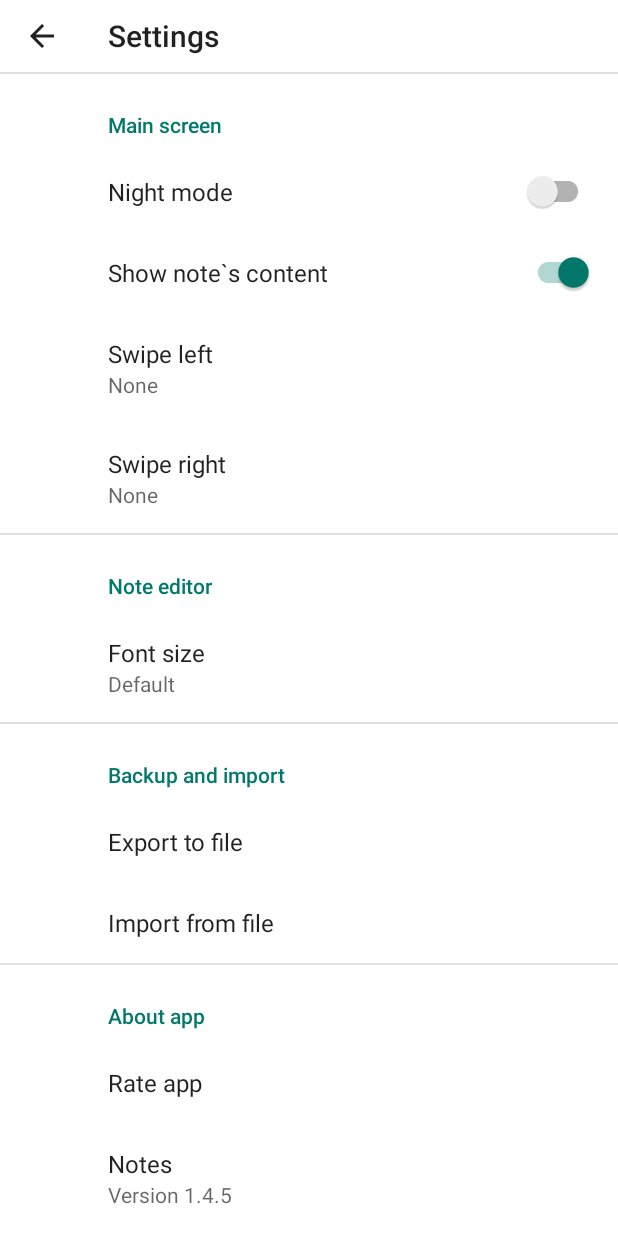
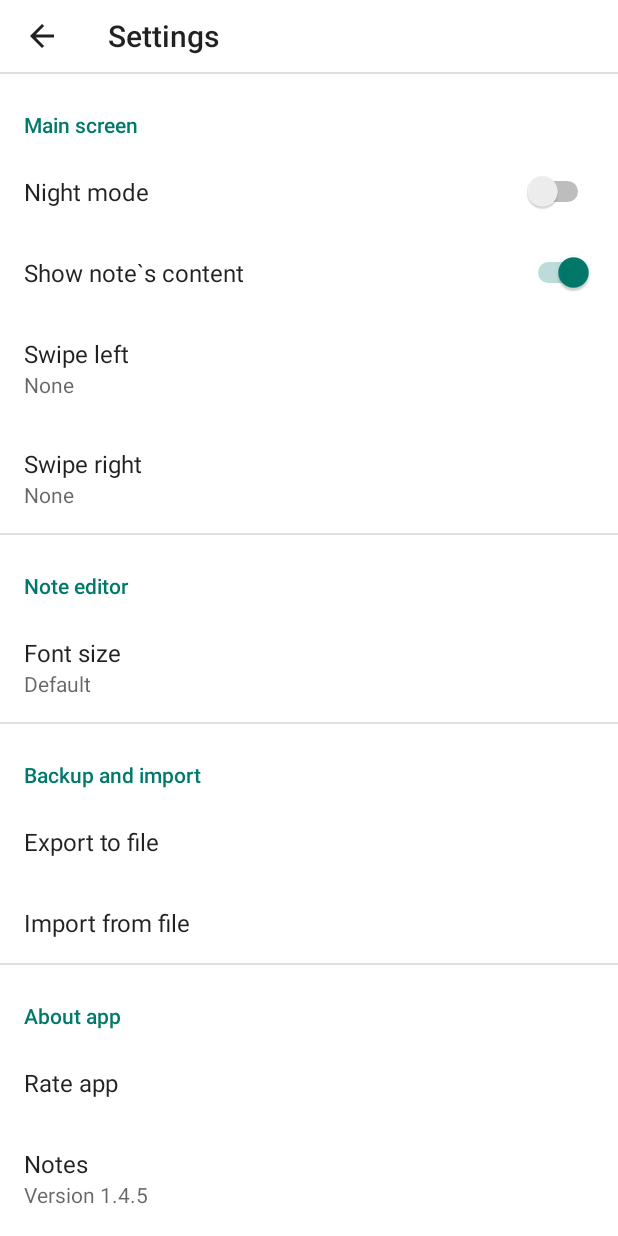
Before and after one commit to AxelStein/NoteApp, an Android app: the SettingsFragment screen opened directly, with no data from a screen before it, on a phone screen of 412 x 824 dp. Run offline under Robolectric (Android 15) with nearby library versions, the phone set to English and light mode, and no system bars; our stand-ins replace Dagger/Hilt's generated code, EventBus, Room's generated code, RxJava, androidx.preference; 8 statements that could not run were skipped.

Commit message:
Fix settings

```diff
--- a/app/src/main/java/com/axel_stein/noteapp/settings/SettingsFragment.java
+++ b/app/src/main/java/com/axel_stein/noteapp/settings/SettingsFragment.java
@@ -4,16 +4,14 @@ import android.annotation.SuppressLint;
 import android.content.ContentResolver;
 import android.content.Intent;
 import android.content.SharedPreferences;
-import android.content.pm.PackageManager;
-import android.content.pm.ResolveInfo;
 import android.net.Uri;
-import android.os.Build;
 import android.os.Bundle;
 import android.util.Log;
 import android.view.LayoutInflater;
 import android.view.View;
 import android.view.ViewGroup;
 
+import androidx.annotation.NonNull;
 import androidx.core.content.FileProvider;
 import androidx.preference.Preference;
 import androidx.preference.PreferenceFragmentCompat;
@@ -25,7 +23,6 @@ import com.axel_stein.noteapp.utils.FileUtil;
 import com.google.android.material.snackbar.Snackbar;
 
 import java.io.File;
-import java.util.List;
 
 import static android.content.Intent.FLAG_GRANT_READ_URI_PERMISSION;
 import static android.content.Intent.FLAG_GRANT_WRITE_URI_PERMISSION;
@@ -72,7 +69,7 @@ public class SettingsFragment extends PreferenceFragmentCompat implements Shared
     }
 
     @Override
-    public View onCreateView(LayoutInflater inflater, ViewGroup container, Bundle savedInstanceState) {
+    public View onCreateView(@NonNull LayoutInflater inflater, ViewGroup container, Bundle savedInstanceState) {
         mPresenter.onCreateView(this);
         return super.onCreateView(inflater, container, savedInstanceState);
     }
@@ -97,14 +94,6 @@ public class SettingsFragment extends PreferenceFragmentCompat implements Shared
         // Workaround for Android bug.
         // grantUriPermission also needed for KITKAT,
         // see https://code.google.com/p/android/issues/detail?id=76683
-        if (Build.VERSION.SDK_INT <= Build.VERSION_CODES.KITKAT) {
-            List<ResolveInfo> resInfoList = getContext().getPackageManager()
-                    .queryIntentActivities(intent, PackageManager.MATCH_DEFAULT_ONLY);
-            for (ResolveInfo resolveInfo : resInfoList) {
-                String packageName = resolveInfo.activityInfo.packageName;
-                getContext().grantUriPermission(packageName, fileUri, FLAG_GRANT_READ_URI_PERMISSION);
-            }
-        }
         if (intent.resolveActivity(getContext().getPackageManager()) != null) {
             startActivity(intent);
         } else {
@@ -160,7 +149,9 @@ public class SettingsFragment extends PreferenceFragmentCompat implements Shared
     @Override
     public void setAppVersion(String version) {
         Preference pref = findPreference("app_version");
-        pref.setSummary(version);
+        if (pref != null) {
+            pref.setSummary(version);
+        }
     }
 
     @Override
--- a/app/src/main/res/values/styles.xml
+++ b/app/src/main/res/values/styles.xml
@@ -85,6 +85,7 @@
         <item name="android:dropDownHorizontalOffset">-4dp</item>
     </style>
 
+    <!--
     <style name="PreferenceCategory">
         <item name="android:layout">@layout/layout_preference_category</item>
         <item name="android:shouldDisableView">false</item>
@@ -107,6 +108,7 @@
         <item name="dropdownPreferenceStyle">@style/Preference.DropDown.Material</item>
         <item name="preferenceFragmentListStyle">@style/PreferenceFragmentList.Material</item>
     </style>
+    -->
 
     <!--
     <style name="AppTheme.AppBarOverlay" parent="ThemeOverlay.AppCompat.Dark.ActionBar"/>
--- a/app/src/main/res/xml/settings.xml
+++ b/app/src/main/res/xml/settings.xml
@@ -1,20 +1,28 @@
 <?xml version="1.0" encoding="utf-8"?>
-<androidx.preference.PreferenceScreen
-    xmlns:android="http://schemas.android.com/apk/res/android">
+<PreferenceScreen
+    xmlns:android="http://schemas.android.com/apk/res/android"
+    xmlns:app="http://schemas.android.com/apk/res-auto"
+    app:iconSpaceReserved="false">
 
-    <androidx.preference.PreferenceCategory
+    <PreferenceCategory
+        app:iconSpaceReserved="false"
+        app:allowDividerBelow="false"
+        app:allowDividerAbove="false"
         android:title="@string/pref_category_appearance">
 
-        <androidx.preference.SwitchPreferenceCompat
+        <SwitchPreference
+            app:iconSpaceReserved="false"
             android:key="PREF_NIGHT_MODE"
             android:title="@string/pref_night_mode"/>
 
-        <androidx.preference.SwitchPreferenceCompat
+        <SwitchPreference
+            app:iconSpaceReserved="false"
             android:defaultValue="true"
             android:key="PREF_SHOW_NOTES_CONTENT"
             android:title="@string/pref_show_notes_content"/>
 
-        <androidx.preference.ListPreference
+        <ListPreference
+            app:iconSpaceReserved="false"
             android:key="PREF_SWIPE_LEFT_ACTION"
             android:entries="@array/swipe_action_entries"
             android:defaultValue="swipe_action_none"
@@ -22,7 +30,8 @@
             android:entryValues="@array/swipe_values"
             android:title="@string/pref_swipe_left"/>
 
-        <androidx.preference.ListPreference
+        <ListPreference
+            app:iconSpaceReserved="false"
             android:key="PREF_SWIPE_RIGHT_ACTION"
             android:entries="@array/swipe_action_entries"
             android:defaultValue="swipe_action_none"
@@ -30,12 +39,16 @@
             android:entryValues="@array/swipe_values"
             android:title="@string/pref_swipe_right"/>
 
-    </androidx.preference.PreferenceCategory>
+    </PreferenceCategory>
 
-    <androidx.preference.PreferenceCategory
+    <PreferenceCategory
+        app:iconSpaceReserved="false"
+        app:allowDividerBelow="false"
+        app:allowDividerAbove="false"
         android:title="@string/pref_category_editor">
 
-        <androidx.preference.ListPreference
+        <ListPreference
+            app:iconSpaceReserved="false"
             android:key="PREF_FONT_SIZE"
             android:entries="@array/font_sizes"
             android:defaultValue="pref_font_size_default"
@@ -43,55 +56,69 @@
             android:entryValues="@array/font_sizes_values"
             android:title="@string/pref_font_size"/>
 
-    </androidx.preference.PreferenceCategory>
+    </PreferenceCategory>
 
     <!--
     <android.support.v7.preference.PreferenceCategory
+        app:iconSpaceReserved="false"
         android:title="@string/pref_category_security">
 
         <Preference
+            app:iconSpaceReserved="false"
             android:key="secure_notes"
             android:title="@string/pref_secure_notes"
             android:summary="@string/pref_secure_notes_summary"/>
 
         <CheckBoxPreference
+            app:iconSpaceReserved="false"
             android:enabled="false"
             android:title="Unlock with fingerprint"/>
 
     </android.support.v7.preference.PreferenceCategory>
     -->
 
-    <androidx.preference.PreferenceCategory
+    <PreferenceCategory
+        app:iconSpaceReserved="false"
+        app:allowDividerBelow="false"
+        app:allowDividerAbove="false"
         android:title="@string/pref_category_backup">
 
-        <androidx.preference.Preference
+        <Preference
+            app:iconSpaceReserved="false"
             android:key="export_file"
             android:title="@string/pref_export"/>
 
-        <androidx.preference.Preference
+        <Preference
+            app:iconSpaceReserved="false"
             android:key="import_file"
             android:title="@string/pref_import"/>
 
         <!--
-        <androidx.preference.Preference
+        <Preference
+            app:iconSpaceReserved="false"
             android:key="export_drive"
             android:title="@string/pref_export_drive"/>
         -->
 
-    </androidx.preference.PreferenceCategory>
+    </PreferenceCategory>
 
-    <androidx.preference.PreferenceCategory
+    <PreferenceCategory
+        app:iconSpaceReserved="false"
+        app:allowDividerBelow="false"
+        app:allowDividerAbove="false"
         android:title="@string/pref_about_app">
 
-        <androidx.preference.Preference
+        <Preference
+            app:iconSpaceReserved="false"
             android:key="rate_app"
             android:title="@string/pref_rate_app"/>
 
-        <androidx.preference.Preference
+        <Preference
+            app:iconSpaceReserved="false"
             android:key="app_version"
             android:title="@string/app_name"/>
 
-    </androidx.preference.PreferenceCategory>
+    </PreferenceCategory>
 
 
-</androidx.preference.PreferenceScreen>
+</PreferenceScreen>
```
